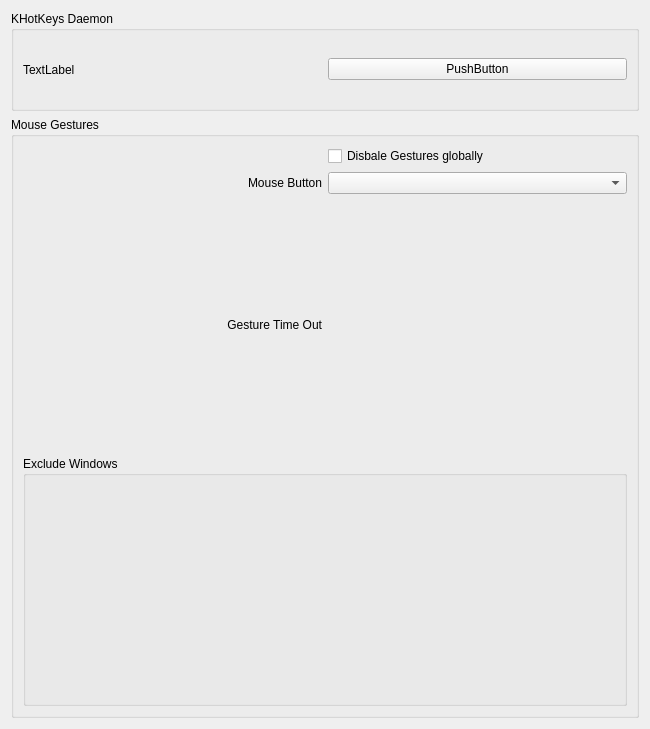
This is kcm_hotkeys/ui/global_settings_widget.ui in KDE/khotkeys as Qt 5 draws it before an edit. The edited form follows.
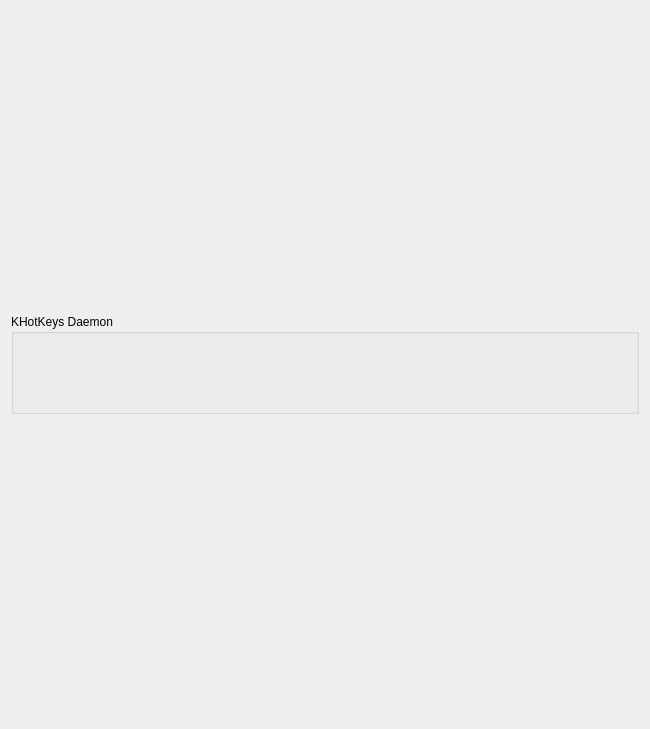
This is the edited form. Custom widgets are drawn as their Qt base class.

Commit message: r13@xavier:  kde4dev | 2008-04-14 22:47:23 +0200  Remove unused global configuration options

The edit to the form file:
```diff
--- a/kcm_hotkeys/ui/global_settings_widget.ui
+++ b/kcm_hotkeys/ui/global_settings_widget.ui
@@ -12,8 +12,6 @@
   <property name="windowTitle" >
    <string>Form</string>
   </property>
-  <layout class="QHBoxLayout" name="horizontalLayout_2" >
-   <item>
     <layout class="QVBoxLayout" name="verticalLayout" >
      <item>
       <widget class="QGroupBox" name="groupBox" >
@@ -32,84 +30,11 @@
        <property name="title" >
         <string>KHotKeys Daemon</string>
        </property>
-       <layout class="QHBoxLayout" name="horizontalLayout" >
-        <item>
-         <widget class="QLabel" name="khotkeys_state_label" >
-          <property name="text" >
-           <string>TextLabel</string>
-          </property>
-         </widget>
-        </item>
-        <item>
-         <widget class="QPushButton" name="khotkeys_state_button" >
-          <property name="text" >
-           <string>PushButton</string>
-          </property>
-         </widget>
-        </item>
-       </layout>
-      </widget>
-     </item>
-     <item>
-      <widget class="QGroupBox" name="groupBox_2" >
-       <property name="title" >
-        <string>Mouse Gestures</string>
-       </property>
-       <layout class="QGridLayout" name="gridLayout" >
-        <item row="0" column="1" >
-         <widget class="QCheckBox" name="disable_gestures" >
-          <property name="text" >
-           <string>Disbale Gestures globally</string>
-          </property>
-         </widget>
-        </item>
-        <item row="1" column="0" >
-         <widget class="QLabel" name="gestures_button_label" >
-          <property name="text" >
-           <string>Mouse Button</string>
-          </property>
-          <property name="alignment" >
-           <set>Qt::AlignRight|Qt::AlignTrailing|Qt::AlignVCenter</set>
-          </property>
-         </widget>
-        </item>
-        <item row="1" column="1" >
-         <widget class="QComboBox" name="gestures_button" />
-        </item>
-        <item row="2" column="0" >
-         <widget class="QLabel" name="gestures_timeout_label" >
-          <property name="text" >
-           <string>Gesture Time Out</string>
-          </property>
-          <property name="alignment" >
-           <set>Qt::AlignRight|Qt::AlignTrailing|Qt::AlignVCenter</set>
-          </property>
-         </widget>
-        </item>
-        <item row="2" column="1" >
-         <widget class="KIntNumInput" name="gestures_timeout" />
-        </item>
-        <item row="3" column="0" colspan="2" >
-         <widget class="QGroupBox" name="groupBox_3" >
-          <property name="title" >
-           <string>Exclude Windows</string>
-          </property>
-         </widget>
-        </item>
-       </layout>
-      </widget>
-     </item>
-    </layout>
-   </item>
-  </layout>
- </widget>
- <customwidgets>
-  <customwidget>
-   <class>KIntNumInput</class>
-   <extends>QWidget</extends>
-   <header>knuminput.h</header>
-  </customwidget>
- </customwidgets>
+     <layout class="QHBoxLayout" name="horizontalLayout" />
+    </widget>
+   </item>
+  </layout>
+ </widget>
  <resources/>
  <connections/>
 </ui>
```
Lines whose indentation alone changed are shown as unchanged.
